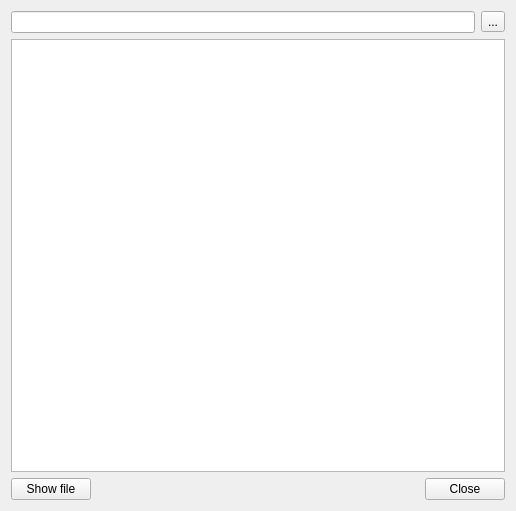
This is StageRunner/mods/markdown/mdviewwidget.ui in Pit1966/StageRunner as Qt 5 draws it before an edit. The edited form follows.
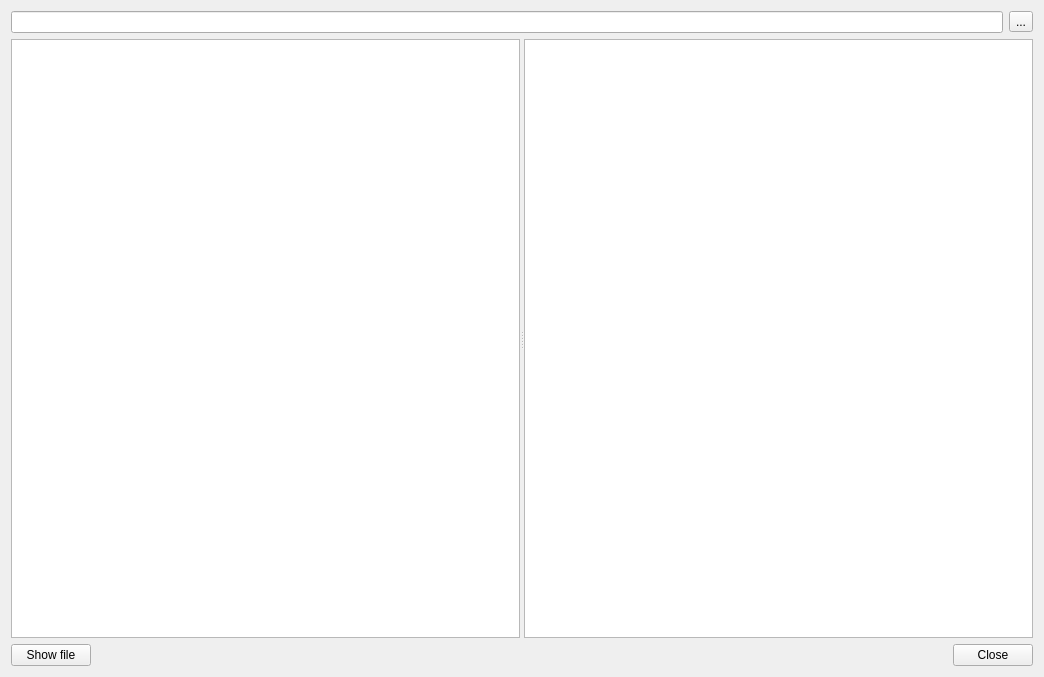
This is the edited form.

Patch:
```diff
--- a/StageRunner/mods/markdown/mdviewwidget.ui
+++ b/StageRunner/mods/markdown/mdviewwidget.ui
@@ -6,8 +6,8 @@
    <rect>
     <x>0</x>
     <y>0</y>
-    <width>516</width>
-    <height>511</height>
+    <width>1044</width>
+    <height>677</height>
    </rect>
   </property>
   <property name="windowTitle">
@@ -29,7 +29,13 @@
     </layout>
    </item>
    <item>
-    <widget class="QTextEdit" name="mdViewEdit"/>
+    <widget class="QSplitter" name="splitter">
+     <property name="orientation">
+      <enum>Qt::Horizontal</enum>
+     </property>
+     <widget class="QTextEdit" name="mdEdit"/>
+     <widget class="QTextBrowser" name="mdView"/>
+    </widget>
    </item>
    <item>
     <layout class="QHBoxLayout" name="horizontalLayout_2">
```
